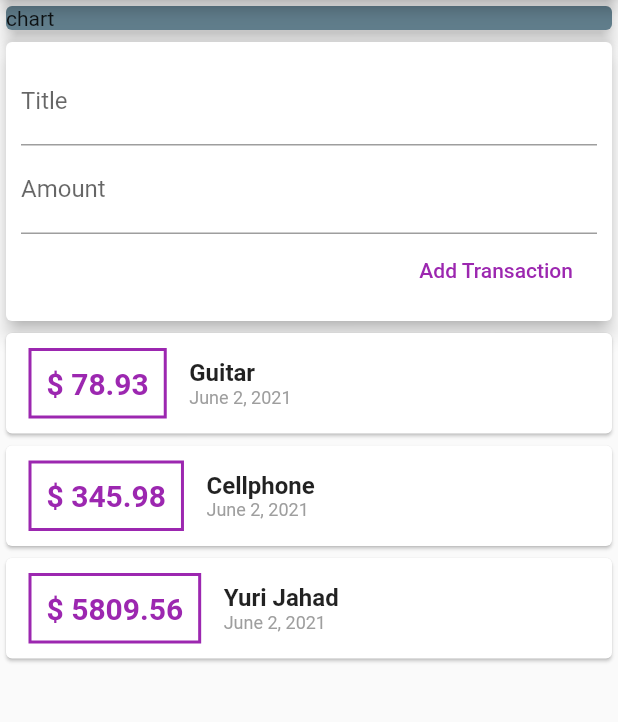
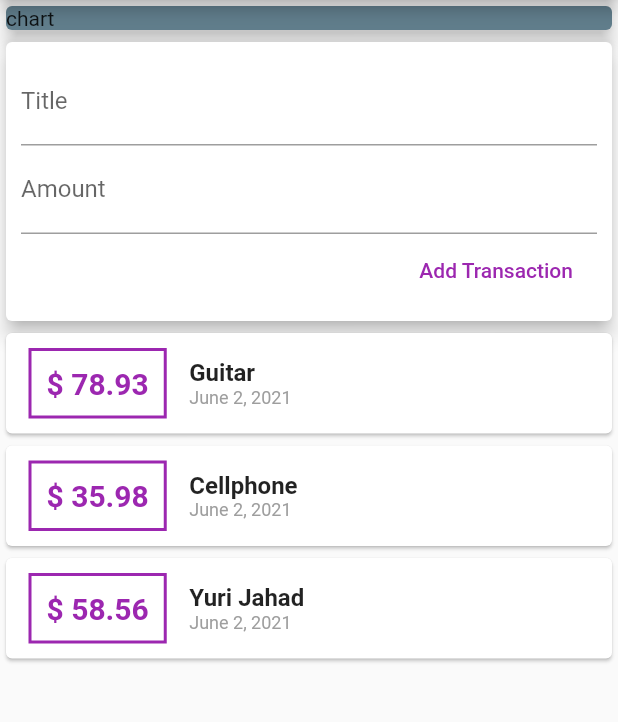
Before and after one commit to AndresN17/Expenses_App, a Flutter app: the screen it shows after launch, after a tap on "Add Transaction", on a phone screen of 412 x 824 dp, the part 84-806 px from its top. Run offline on Flutter 3.47's test engine with Material 2 defaults, Android fonts, the phone set to English and light mode, and no system bars.

```diff
--- a/lib/widgets/new_transaction.dart
+++ b/lib/widgets/new_transaction.dart
@@ -5,6 +5,14 @@ class NewTransaction extends StatelessWidget {
   final titleController = TextEditingController();
   final amountController = TextEditingController();
   NewTransaction(this.addTransaction);
+
+  void submitData() {
+    String newTitle = titleController.text;
+    double newAmount = double.parse(amountController.text);
+    if (newTitle.isEmpty || newAmount <= 0) return;
+    addTransaction(newTitle, newAmount);
+  }
+
   @override
   Widget build(BuildContext context) {
     return Card(
@@ -17,6 +25,7 @@ class NewTransaction extends StatelessWidget {
               TextField(
                 decoration: InputDecoration(labelText: 'Title'),
                 controller: titleController,
+                onSubmitted: (_) => submitData(),
                 /*onChanged: (value) {
                           titleInput = value;
                         },*/
@@ -24,16 +33,14 @@ class NewTransaction extends StatelessWidget {
               TextField(
                 decoration: InputDecoration(labelText: 'Amount'),
                 controller: amountController,
+                keyboardType: TextInputType.number,
+                onSubmitted: (_) => submitData(),
                 /*onChanged: (value) {
                           amountInput = value;
                         },*/
               ),
               FlatButton(
-                  onPressed: () {
-                    String newTitle = titleController.text;
-                    double newAmount = double.parse(amountController.text);
-                    addTransaction(newTitle,newAmount);
-                  },
+                  onPressed: submitData,
                   child: Text('Add Transaction',
                       style: TextStyle(color: Colors.purple))),
             ],
--- a/lib/widgets/transactionList.dart
+++ b/lib/widgets/transactionList.dart
@@ -10,14 +10,14 @@ class TransactionList extends StatelessWidget {
   Widget build(BuildContext context) {
     return Container(
       height: 300,
-      child: ListView(
-        children: userTransactions.map((transaction) {
+      child: ListView.builder(
+        itemBuilder: (context, index) {
           return Card(
               child: Row(
             children: <Widget>[
               Container(
                 margin: EdgeInsets.symmetric(vertical: 10, horizontal: 15),
-                child: Text('\$ ${transaction.amount}',
+                child: Text('\$ ${userTransactions[index].amount.toStringAsFixed(2)}',
                     style: TextStyle(
                         fontWeight: FontWeight.bold,
                         fontSize: 20,
@@ -30,18 +30,20 @@ class TransactionList extends StatelessWidget {
               Column(
                 crossAxisAlignment: CrossAxisAlignment.start,
                 children: <Widget>[
-                  Text(transaction.title,
+                  Text(userTransactions[index].title,
                       style: TextStyle(
                         fontSize: 16,
                         fontWeight: FontWeight.bold,
                       )),
-                  Text(DateFormat.yMMMMd().format(transaction.date),
+                  Text(DateFormat.yMMMMd().format(userTransactions[index].date),
                       style: TextStyle(fontSize: 12, color: Colors.grey)),
                 ],
               ),
             ],
           ));
-        }).toList(),
+        },
+        itemCount: userTransactions.length,
+
       ),
     );
   }
--- a/lib/widgets/user_transaction.dart
+++ b/lib/widgets/user_transaction.dart
@@ -12,9 +12,9 @@ class _UserTransactionState extends State<UserTransaction> {
   final List<Transaction> _userTransactions = [
     Transaction(id: '1', title: 'Guitar', amount: 78.93, date: DateTime.now()),
     Transaction(
-        id: '2', title: 'Cellphone', amount: 345.98, date: DateTime.now()),
+        id: '2', title: 'Cellphone', amount: 35.98, date: DateTime.now()),
     Transaction(
-        id: '3', title: 'Yuri Jahad', amount: 5809.56, date: DateTime.now()),
+        id: '3', title: 'Yuri Jahad', amount: 58.56, date: DateTime.now()),
   ];
 
   void _addNewTransaction(String newTitle, double newAmount) {
```
